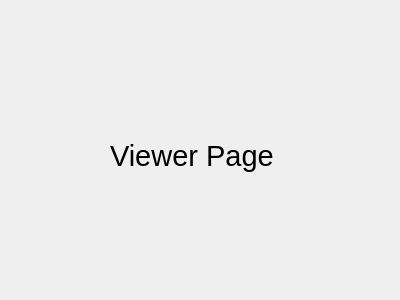
Old version of the form core/ui/ViewerPageWidget.ui in the repository aschuman/CoBaB.
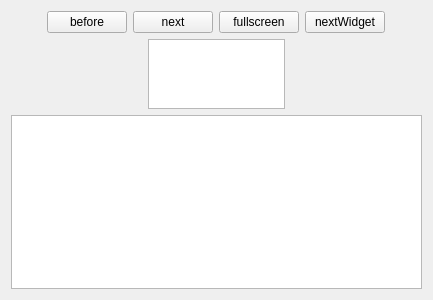
New version of the form.

Commit message: Started implementing the ViewerPageWidget.

Diff of the .ui file:
```diff
--- a/core/ui/ViewerPageWidget.ui
+++ b/core/ui/ViewerPageWidget.ui
@@ -6,31 +6,152 @@
    <rect>
     <x>0</x>
     <y>0</y>
-    <width>400</width>
+    <width>433</width>
     <height>300</height>
    </rect>
   </property>
   <property name="windowTitle">
    <string>Form</string>
   </property>
-  <widget class="QLabel" name="label">
-   <property name="geometry">
-    <rect>
-     <x>110</x>
-     <y>130</y>
-     <width>171</width>
-     <height>51</height>
-    </rect>
-   </property>
-   <property name="font">
-    <font>
-     <pointsize>22</pointsize>
-    </font>
-   </property>
-   <property name="text">
-    <string>Viewer Page</string>
-   </property>
-  </widget>
+  <layout class="QVBoxLayout" name="verticalLayout_2">
+   <item>
+    <layout class="QVBoxLayout" name="verticalLayout">
+     <item>
+      <layout class="QHBoxLayout" name="horizontalLayout_5">
+       <item>
+        <spacer name="horizontalSpacer_3">
+         <property name="orientation">
+          <enum>Qt::Horizontal</enum>
+         </property>
+         <property name="sizeHint" stdset="0">
+          <size>
+           <width>40</width>
+           <height>20</height>
+          </size>
+         </property>
+        </spacer>
+       </item>
+       <item>
+        <widget class="QPushButton" name="mBeforeButton">
+         <property name="sizePolicy">
+          <sizepolicy hsizetype="Fixed" vsizetype="Fixed">
+           <horstretch>0</horstretch>
+           <verstretch>0</verstretch>
+          </sizepolicy>
+         </property>
+         <property name="text">
+          <string>before</string>
+         </property>
+        </widget>
+       </item>
+       <item>
+        <widget class="QPushButton" name="mNextButton">
+         <property name="sizePolicy">
+          <sizepolicy hsizetype="Fixed" vsizetype="Fixed">
+           <horstretch>0</horstretch>
+           <verstretch>0</verstretch>
+          </sizepolicy>
+         </property>
+         <property name="text">
+          <string>next</string>
+         </property>
+        </widget>
+       </item>
+       <item>
+        <widget class="QPushButton" name="mFullscreenButton">
+         <property name="sizePolicy">
+          <sizepolicy hsizetype="Fixed" vsizetype="Fixed">
+           <horstretch>0</horstretch>
+           <verstretch>0</verstretch>
+          </sizepolicy>
+         </property>
+         <property name="text">
+          <string>fullscreen</string>
+         </property>
+        </widget>
+       </item>
+       <item>
+        <widget class="QPushButton" name="nextWidget">
+         <property name="text">
+          <string>nextWidget</string>
+         </property>
+        </widget>
+       </item>
+       <item>
+        <spacer name="horizontalSpacer_4">
+         <property name="orientation">
+          <enum>Qt::Horizontal</enum>
+         </property>
+         <property name="sizeHint" stdset="0">
+          <size>
+           <width>40</width>
+           <height>20</height>
+          </size>
+         </property>
+        </spacer>
+       </item>
+      </layout>
+     </item>
+     <item>
+      <layout class="QHBoxLayout" name="horizontalLayout_7">
+       <item>
+        <spacer name="horizontalSpacer">
+         <property name="orientation">
+          <enum>Qt::Horizontal</enum>
+         </property>
+         <property name="sizeHint" stdset="0">
+          <size>
+           <width>40</width>
+           <height>20</height>
+          </size>
+         </property>
+        </spacer>
+       </item>
+       <item>
+        <widget class="QGraphicsView" name="mGraphicsView">
+         <property name="verticalScrollBarPolicy">
+          <enum>Qt::ScrollBarAlwaysOff</enum>
+         </property>
+         <property name="horizontalScrollBarPolicy">
+          <enum>Qt::ScrollBarAlwaysOff</enum>
+         </property>
+         <property name="sizeAdjustPolicy">
+          <enum>QAbstractScrollArea::AdjustToContents</enum>
+         </property>
+        </widget>
+       </item>
+       <item>
+        <spacer name="horizontalSpacer_2">
+         <property name="orientation">
+          <enum>Qt::Horizontal</enum>
+         </property>
+         <property name="sizeHint" stdset="0">
+          <size>
+           <width>40</width>
+           <height>20</height>
+          </size>
+         </property>
+        </spacer>
+       </item>
+      </layout>
+     </item>
+     <item>
+      <widget class="QListView" name="mViewerListView">
+       <property name="flow">
+        <enum>QListView::LeftToRight</enum>
+       </property>
+       <property name="isWrapping" stdset="0">
+        <bool>true</bool>
+       </property>
+       <property name="viewMode">
+        <enum>QListView::IconMode</enum>
+       </property>
+      </widget>
+     </item>
+    </layout>
+   </item>
+  </layout>
+  <zorder></zorder>
  </widget>
  <resources/>
  <connections/>
```
The commit also changes 12 other files.
